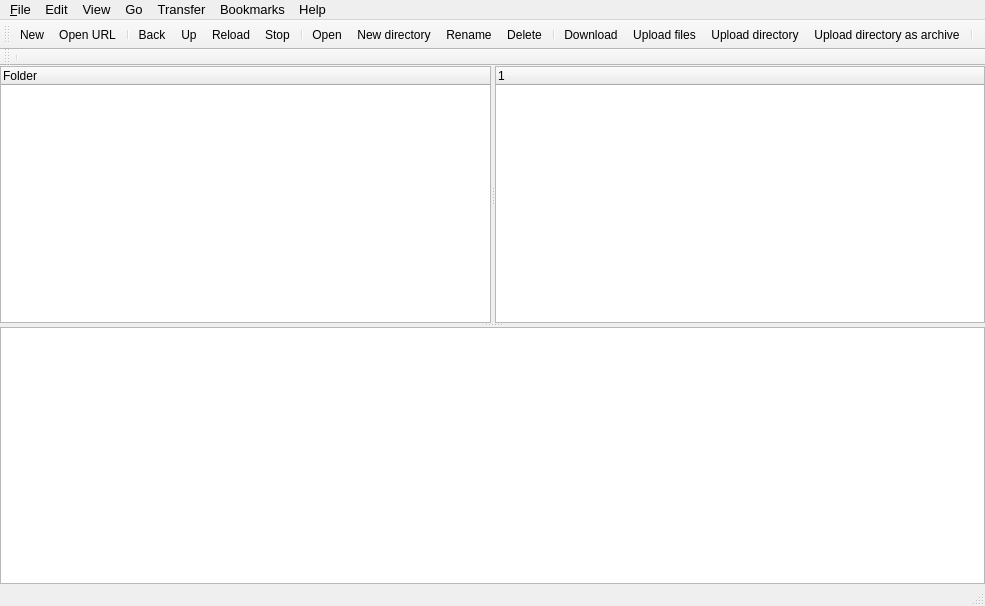
Old version of the form src/arcstorage-ui/arcstoragewindow.ui in the repository jonaslindemann/arc-gui-clients.
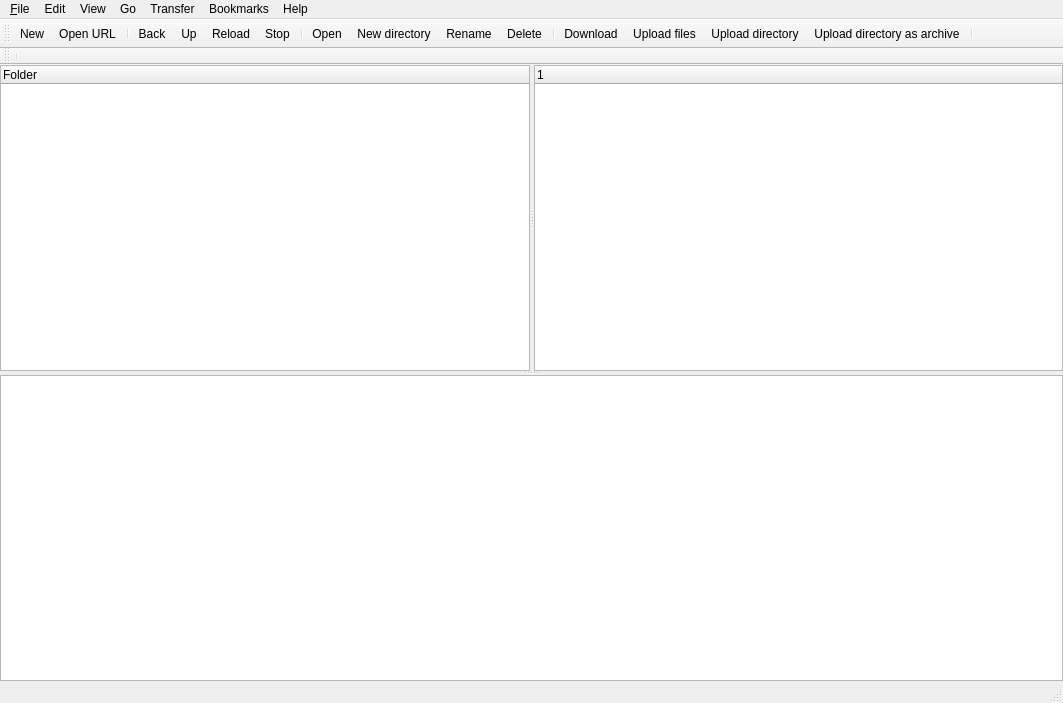
New version of the form. Icons and pictures are not drawn. Custom widgets are drawn as their Qt base class.

```diff
--- a/src/arcstorage-ui/arcstoragewindow.ui
+++ b/src/arcstorage-ui/arcstoragewindow.ui
@@ -6,8 +6,8 @@
    <rect>
     <x>0</x>
     <y>0</y>
-    <width>985</width>
-    <height>606</height>
+    <width>1063</width>
+    <height>703</height>
    </rect>
   </property>
   <property name="font">
@@ -213,16 +213,12 @@
     <rect>
      <x>0</x>
      <y>0</y>
-     <width>985</width>
-     <height>22</height>
+     <width>1063</width>
+     <height>21</height>
     </rect>
    </property>
    <property name="font">
-    <font>
-     <pointsize>10</pointsize>
-     <weight>50</weight>
-     <bold>false</bold>
-    </font>
+    <font/>
    </property>
    <property name="styleSheet">
     <string notr="true"/>
```
